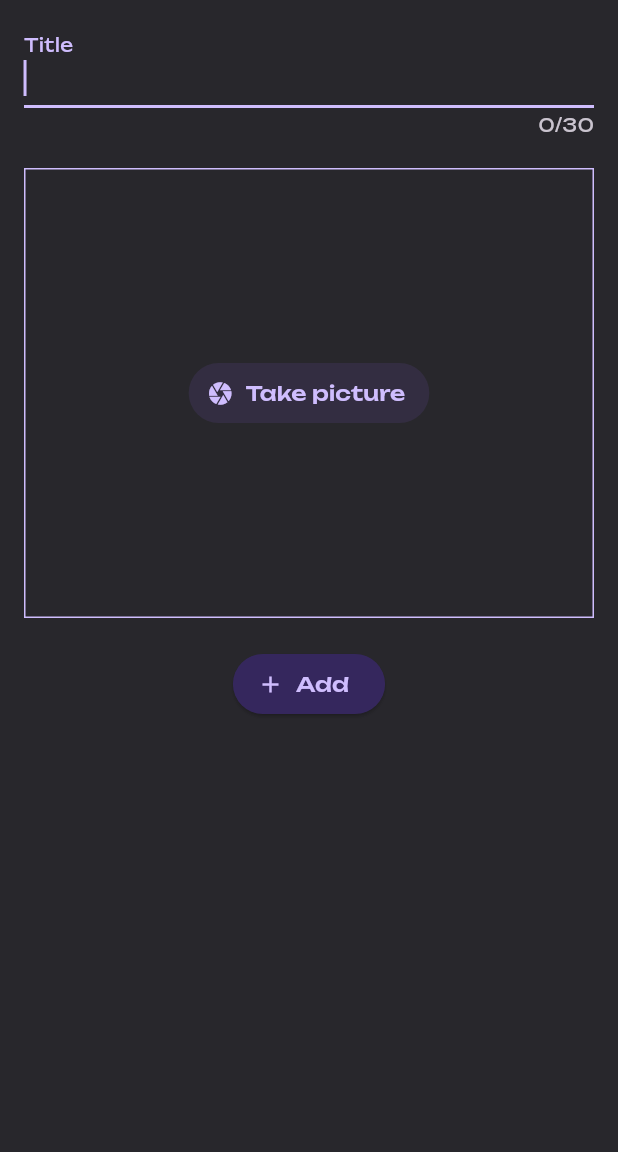
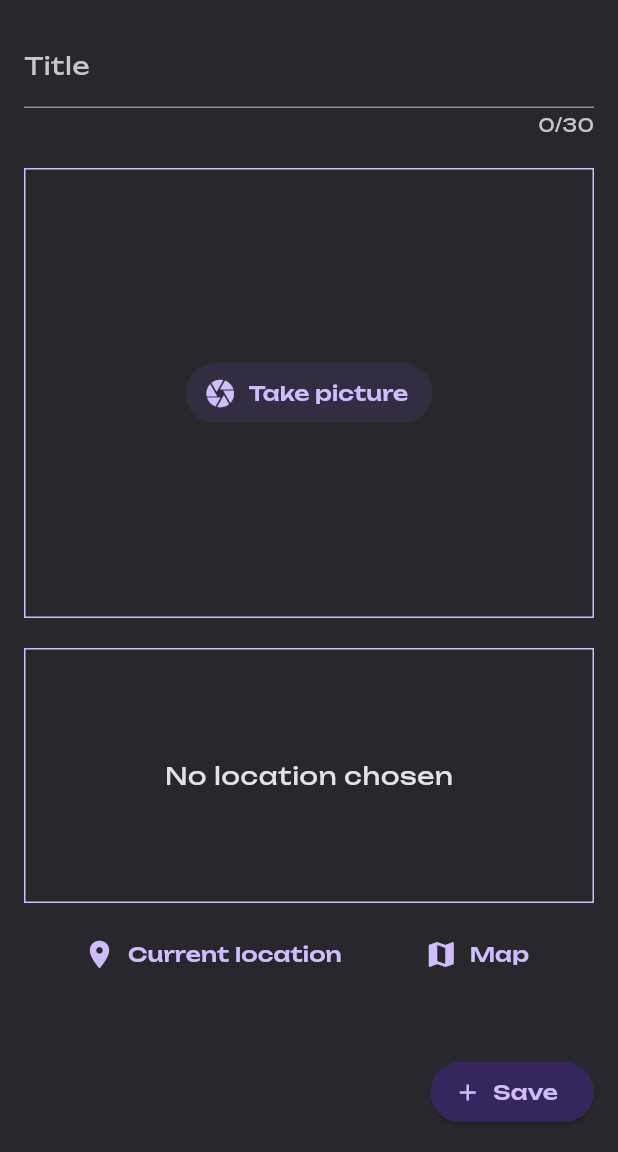
Before and after one commit to wmvieira21/favorite_places_flutter, a Flutter app: the AddNewPlaceScreen screen opened directly, on a phone screen of 412 x 824 dp, the part 84-1236 px from its top. Run offline on Flutter 3.47's test engine with Material 3 defaults, Android fonts, the phone set to English and light mode, and no system bars; our stand-ins replace flutter_riverpod, google_fonts, image_picker, location, riverpod.

Commit message:
location

```diff
--- a/lib/main.dart
+++ b/lib/main.dart
@@ -22,8 +22,7 @@ final customizedTheme = ThemeData.dark().copyWith(
   ),
   textButtonTheme: TextButtonThemeData(
     style: TextButton.styleFrom(
-        backgroundColor: colorScheme.onTertiary,
-        foregroundColor: colorScheme.primary),
+        foregroundColor: colorScheme.primary, iconSize: 22),
   ),
 );
 
--- a/lib/screens/add_new_place_screen.dart
+++ b/lib/screens/add_new_place_screen.dart
@@ -1,6 +1,7 @@
 import 'dart:io';
 
 import 'package:favorite_places/widgets/image_input.dart';
+import 'package:favorite_places/widgets/location_input.dart';
 import 'package:flutter/material.dart';
 import 'package:flutter_riverpod/flutter_riverpod.dart';
 
@@ -58,22 +59,22 @@ class _AddNewPlaceScreenState extends ConsumerState<AddNewPlaceScreen> {
             TextField(
               controller: tittleController,
               maxLength: 30,
-              autofocus: true,
               style: TextStyle(color: Colors.white),
               decoration: InputDecoration(
                 label: Text('Title'),
               ),
             ),
             ImageInput(onSelectingImage: (image) => _selectedImage = image),
-            ElevatedButton.icon(
-              style: ElevatedButton.styleFrom(
-                  backgroundColor: Theme.of(context).colorScheme.onPrimary),
-              onPressed: () => _saveFavoritePlace(),
-              label: const Text('Add'),
-              icon: const Icon(Icons.add),
-            )
+            LocationInput(),
           ],
         ),
+      ),
+      floatingActionButton: ElevatedButton.icon(
+        style: ElevatedButton.styleFrom(
+            backgroundColor: Theme.of(context).colorScheme.onPrimary),
+        onPressed: () => _saveFavoritePlace(),
+        label: const Text('Save'),
+        icon: const Icon(Icons.add),
       ),
     );
   }
--- /dev/null
+++ b/lib/widgets/location_input.dart
@@ -0,0 +1,93 @@
+import 'package:flutter/material.dart';
+import 'package:location/location.dart';
+
+class LocationInput extends StatefulWidget {
+  const LocationInput({super.key});
+
+  @override
+  State<StatefulWidget> createState() {
+    return _LocationInput();
+  }
+}
+
+class _LocationInput extends State<LocationInput> {
+  bool isGettingLocation = false;
+
+  _getCurrentLocation() async {
+    setState(() {
+      isGettingLocation = true;
+    });
+    Location location = new Location();
+
+    bool _serviceEnabled;
+    PermissionStatus _permissionGranted;
+    LocationData _locationData;
+
+    _serviceEnabled = await location.serviceEnabled();
+    if (!_serviceEnabled) {
+      _serviceEnabled = await location.requestService();
+      if (!_serviceEnabled) {
+        return;
+      }
+    }
+
+    _permissionGranted = await location.hasPermission();
+    if (_permissionGranted == PermissionStatus.denied) {
+      _permissionGranted = await location.requestPermission();
+      if (_permissionGranted != PermissionStatus.granted) {
+        return;
+      }
+    }
+    _locationData = await location.getLocation();
+
+    setState(() {
+      isGettingLocation = false;
+    });
+  }
+
+  @override
+  Widget build(BuildContext context) {
+    return Column(
+      spacing: 10,
+      children: [
+        Container(
+          width: double.infinity,
+          height: 170,
+          decoration: BoxDecoration(
+            border: Border.all(
+                width: 1,
+                color: Theme.of(context)
+                    .colorScheme
+                    .primary
+                    .withValues(alpha: 230)),
+          ),
+          child: Center(
+            child: !isGettingLocation
+                ? Text(
+                    'No location chosen',
+                    style: Theme.of(context).textTheme.bodyLarge!.copyWith(
+                        color: Theme.of(context).colorScheme.onSurface),
+                  )
+                : const CircularProgressIndicator(),
+          ),
+        ),
+        Row(
+          mainAxisAlignment: MainAxisAlignment.spaceEvenly,
+          children: [
+            TextButton.icon(
+              style: Theme.of(context).textButtonTheme.style!.copyWith(),
+              icon: const Icon(Icons.location_on),
+              label: const Text("Current location"),
+              onPressed: () => _getCurrentLocation(),
+            ),
+            TextButton.icon(
+              icon: const Icon(Icons.map),
+              label: const Text("Map"),
+              onPressed: () {},
+            ),
+          ],
+        )
+      ],
+    );
+  }
+}
--- a/pubspec.yaml
+++ b/pubspec.yaml
@@ -40,6 +40,7 @@ dependencies:
   riverpod_annotation: ^2.6.1
   uuid: ^4.5.1
   image_picker: ^1.1.2
+  location: ^8.0.0
 
 dev_dependencies:
   flutter_test:
```
Also changed, not shown: lib/screens/favorite_place_details_screen.dart (+8 -7 lines), pubspec.lock, 2 other files.
